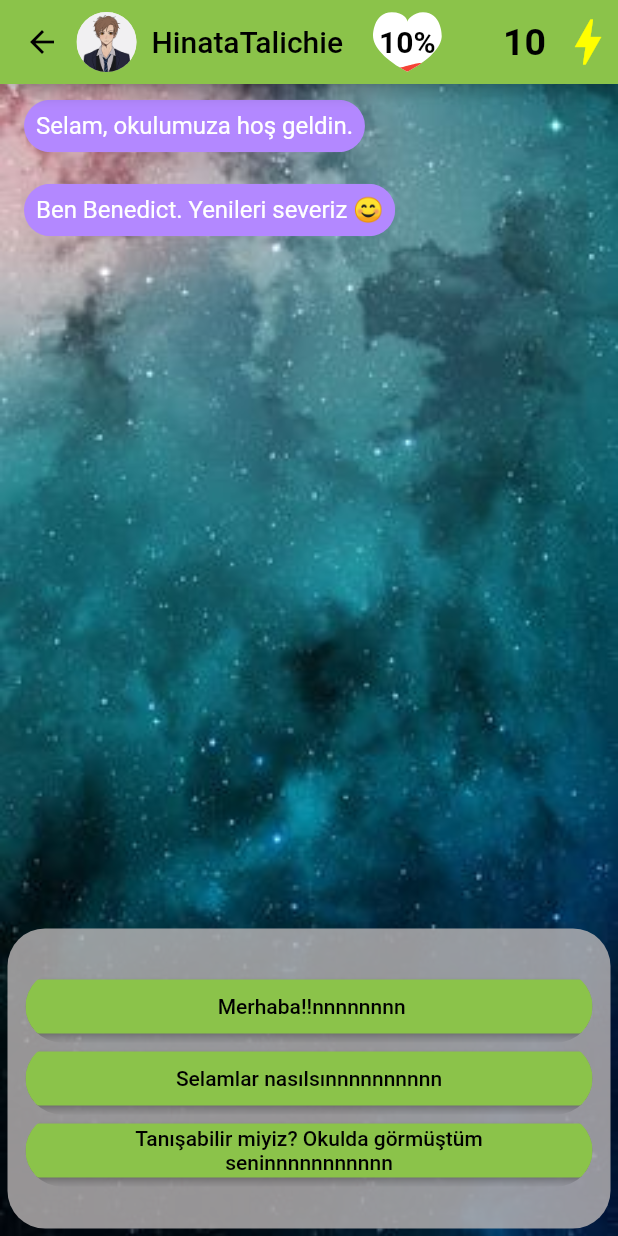
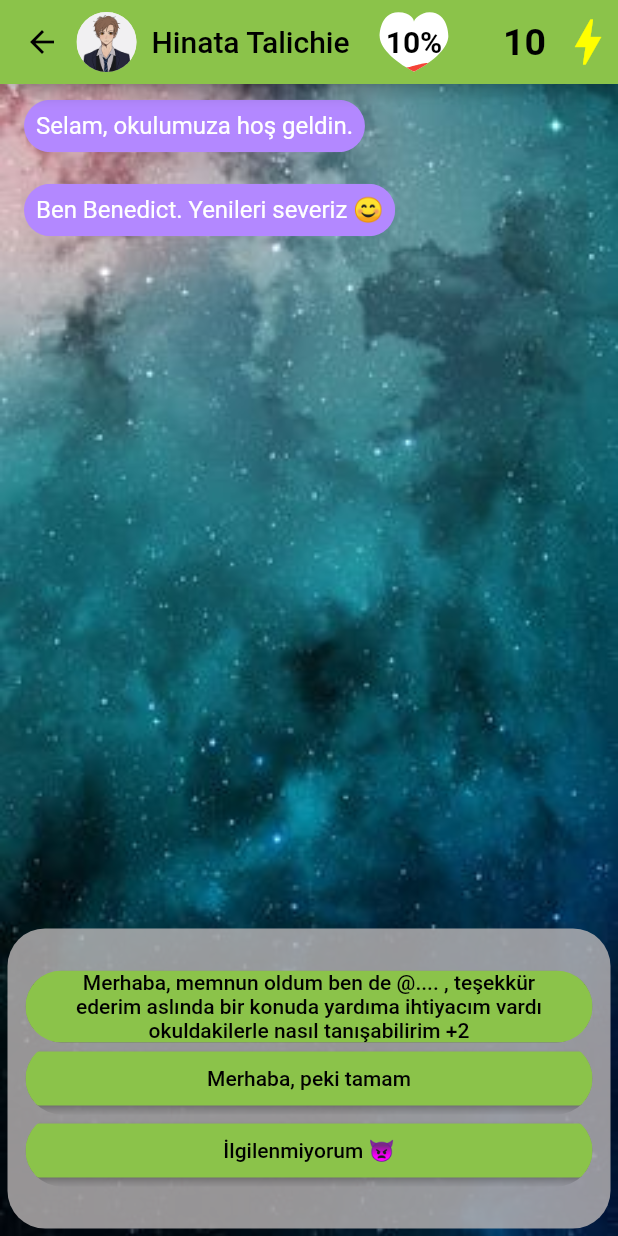
Before and after one commit to emreozsoy/MessagingAppProject, a Flutter app: the ConversationPage screen opened directly with empty values, on a phone screen of 412 x 824 dp. Run offline on Flutter 3.47's test engine with Material 2 defaults, Android fonts, the phone set to English and light mode, and no system bars; our stand-ins replace google_fonts, google_mobile_ads, liquid_progress_indicator, shared_preferences; accounts and stored records are empty.

Commit message:
Bug fixes and Scenario
Hata: Mesaj atarken (seçilen)gözüken mesaj yanlış ama doğru mesajı atıyor bir denemeni istiyorum

```diff
--- a/lib/characters.dart
+++ b/lib/characters.dart
@@ -1,7 +1,7 @@
 class CharactersRepository{
   final List<Characters> characters= [
     // K => Kadın - E => Erkek normal olarak
-    Characters("Hinata", "Talichie", 19, "K","images/bot1.png"),
+    Characters("Hinata ", "Talichie", 19, "K","images/bot1.png"),
     Characters("Deniz ", "Şahin", 16,"K","images/bot2.png"),
     Characters("Akio ", "Asano ", 19, "E","images/bot3.png"),
     Characters("Berat Can ", "Katanalp", 25, "E","images/bot4.png"),
--- a/lib/charactersText.dart
+++ b/lib/charactersText.dart
@@ -18,9 +18,9 @@ class CharactersTextRepository{
     //karakterimizi oluşturma ekranı ve bunu konuşmalara yansıtan kodlar
 
   CharactersText([
-  "Selam",
-  "Selam, - biraz meşgulüm şuanda sen nasılsın?",
-  "Tanışalım ben Deniz, seni daha önce gördüğümü sanmıyorum.",
+  "Merhaba yeni nakil olan öğrenci sensin sanırım numaranı okul listesinde gördüm ve ekledim  🙂 ",
+  "Ben sınıf başkanı Hinata Talichie, aynı zamanda okul temsilcisiyim de..",
+  "Bir şeye ihtiyacın olursa söylemekten çekinme lütfen 🙋",
 
   "Ben adım - da -Deniz ,-bende, -memnun, -oldum",
   "Vaktimi belki- ayırabilirim senin için önemli bir konu mu?",
@@ -36,7 +36,7 @@ class CharactersTextRepository{
     /* BOT2         */
     CharactersText([
       "Merhaba",
-      "",
+      "heyyy",
       "Tanışalım ben Deniz, seni daha önce gördüğümü sanmıyorum.",
 
       "Ben adım da Deniz, bende memnun oldum",
@@ -52,13 +52,31 @@ class CharactersTextRepository{
 
     /*BOT3 Asano Akio */
     CharactersText([
-      "Hayır tabi ki, ismini sınıf listesinden gördüm hahahhah!",
-      "Ben Asano, dostum 😀",
-      "Süpeer, Okulda çok güzel kızlar olduğunu duydum dostumm!",
 
-      "Çok naziksiniz",
-      "Böyle düşünmene üzüldüm",
-      "Malesef sizle şuan konuşamam.."]),
+      "Merhaba Dostuuum evet aynı sınıftayız",
+      "Selam Bro! Hey seni sınıf listesinde görmüştüm",
+      "Hey Ezik olan sensin dostum",
+
+      "Merhaba Dostuuum evet aynı sınıftayız",
+      "Selam Bro! Hey seni sınıf listesinde görmüştüm",
+      "Hey Ezik olan sensin dostum",
+
+      "Ben Asano Dostum, ben de memnun oldum 🤣",
+      "Evet Dostum ben Asano ama bana *kızların gönlünü alan Asano* diyebilirsin 😀",
+      "Adını bilmiyorum ancak ben Asano sınıfta herkes tanır 😆"
+
+      "Konuşabileceğimiz bir sürü konu var. En son neler yaptın?",
+      "Sence kim?",
+      "Eh, senin gibi biri için ne bekleyebilirim ki? LOSER",
+
+      "Vay be, çok meşgulsün hahaha Ben de okulda oldukça yoğunum Ayrıca hafta sonları basketbol oynuyorum, sen de basketbol oynar mısın?",
+      "Hinata iyi bir öğrenci ama fazla sosyal, benim tercihim Akemi❣️olurdu. Senin favorin kim?",
+      "Seni isteyen olduğunu da düşünmüyorum 👏"
+
+      "Benim hobiler müzik, kitap ve yürüyüş… Senin en sevdiğin spor nedir?",
+      "Asano, Hinata ve Akemi hepsi iyiler ama benim favorim sen olabilirsin. 😉 Şaka yapıyorum, aslında hala favorim Akemi",
+      "Senin gibi eziklerle  zaman geçirmeyi sevmiyorum, hadi hoşçakal"
+    ]),
 
     /*      BOT4    */
     CharactersText(["Ben de yenilikleri severim. Adım  ",
@@ -78,11 +96,11 @@ class CharactersTextRepository{
       "Böyle düşünmene üzüldüm",
       "Malesef sizle şuan konuşamam.."]),
 
-    /*  PLAYER -TextBot1        */
+    /*  PLAYER -TextBot1  hinata      */
     CharactersText([
-      " Merhaba!!nnnnnnnn",
-      "Selamlar nasılsınnnnnnnnnn",
-      "Tanışabilir miyiz? Okulda görmüştüm seninnnnnnnnnnn",
+      "Merhaba, memnun oldum ben de @.... , teşekkür ederim aslında bir konuda yardıma ihtiyacım vardı okuldakilerle nasıl tanışabilirim +2",
+      "Merhaba, peki tamam",
+      "İlgilenmiyorum 👿",
 
       "Ben Karakter A, tanıştığıma memnun oldum",
       "Yoğunsan meşgul etmek istemem",
@@ -124,17 +142,30 @@ class CharactersTextRepository{
 
     /*  PLAYER - Asano Akio       */
     CharactersText([
-      "M-Merhaba Tanışıyoz mu",
-      "Sen de kimsin ?",
-      "Haha Merhaba dostum, İyidir senden?",
+      "Merhaba Dostum! bizim sınıftan olmalısın",
+      "Selam Bro!",
+      "Hey Ezik!",
 
-      "Ben Karakter A, tanıştığıma memnun oldum",
-      "Yoğunsan meşgul etmek istemem",
-      "İstersen okulda kahve içebiliriz.",
+      "Memnun oldum ben @...",
+      "Tanışalım Ben @...",
+      "Hahahaha LOL!",
 
-      "Okulda umarım görüşebiliriz. ",
-      "Sadece tanışmak istemiştim okulda görüşürüz!!",
-      "Kütüphanede afişinden haberin var mı? Orda kahve içebiliriz?",
+
+      "Hey sınıftakilerle nasıl konuşabileceğimizi biliyor musun?",
+      "Sınıfın en güzel kızı hangisi sence? :)",
+      "Ben sınıfta iken hiç şansın yok dostum 😉",
+
+      "Son zamanlarda yoğun bir dönem geçiriyorum, okul, iş ve sporu bir arada yürütmeye çalışıyorum Dostum, Sen neler yapıyorsun?",
+      "Bence en güzeli Hinata olabilir, ama sen ne düşünüyorsun?",
+      "Seninle takılmak istemiyorum, git başka bir yere!",
+
+      "Evet, basketbol oynamak çok keyifli. Belki bir gün seninle oynarız 😅 Senin hobilerin neler?",
+      "Hmmm, Hinata ve Akemi ikisi de iyiler ama benim favorim Asano. Çok havalı biri 😀",
+      "Senin gibi eziklerle konuşmak gerçekten  sıkıcı",
+
+      "Benim favori sporum basketboll,  Asano kendine güveniyosun ama sanırım o kadar da kötü değil. 😄",
+      "Neyseki bu bir şaka daha ileri gitmemesine sevindim 😂",
+      "Böylece başkasının işine karışmamış olursun 🦾",
 
       "Text Bitti",
       "Text Bitti",
--- a/lib/screens/coversation_page.dart
+++ b/lib/screens/coversation_page.dart
@@ -549,7 +549,7 @@ class _ConversationPageState extends State<ConversationPage>
 
   Future<void> sendText(int whichText) async {
 
-    if(charactersPointRepository.characterPoint[widget.index].sumPoint > 10) {
+    if(charactersPointRepository.characterPoint[widget.index].sumPoint < 90) {
       List<String> divMsg =
       charactersTextRepository.charactersText[widget.index].text
           .elementAt(textPos + whichText).split("-");
```
